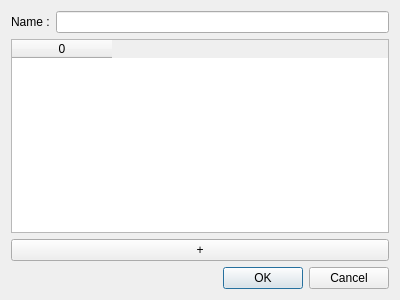
Old version of the form Source/GUI/Qt/editsheet.ui in the repository beppec56/MediaInfo-git_svn.
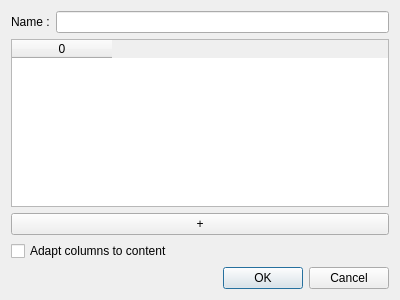
New version of the form.

```diff
--- a/Source/GUI/Qt/editsheet.ui
+++ b/Source/GUI/Qt/editsheet.ui
@@ -63,6 +63,13 @@
      </property>
     </widget>
    </item>
+   <item>
+    <widget class="QCheckBox" name="checkBoxAdapt">
+     <property name="text">
+      <string>Adapt columns to content</string>
+     </property>
+    </widget>
+   </item>
    <item>
     <widget class="QDialogButtonBox" name="buttonBox">
      <property name="orientation">
```
